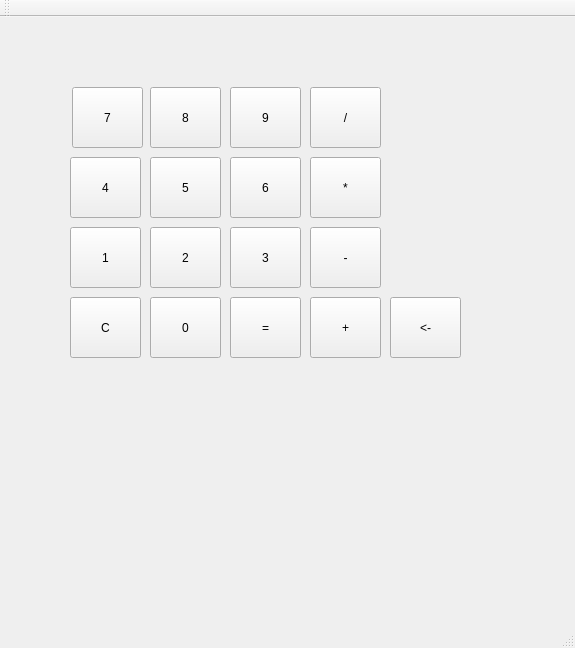
juliamatuszczak/njujhh, file kalkulator.ui: the form before one commit.
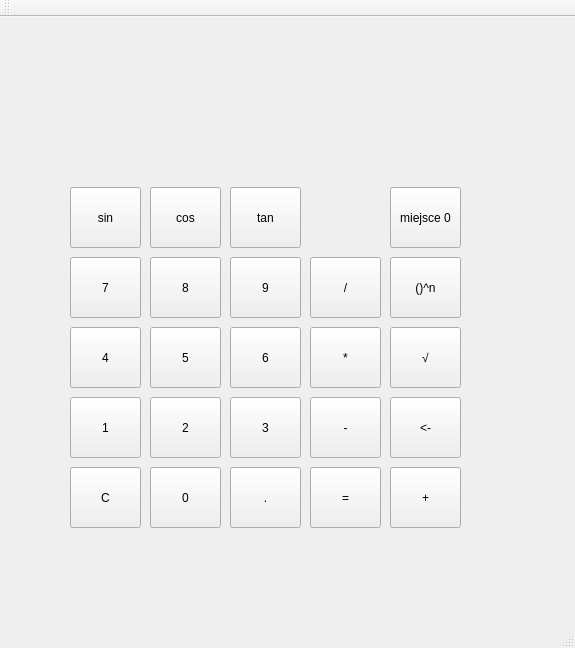
The form after the commit.

What changed in the file:
```diff
--- a/kalkulator.ui
+++ b/kalkulator.ui
@@ -26,8 +26,8 @@
     <widget class="QPushButton" name="cyfra7">
      <property name="geometry">
       <rect>
-       <x>42</x>
-       <y>60</y>
+       <x>40</x>
+       <y>230</y>
        <width>71</width>
        <height>61</height>
       </rect>
@@ -40,7 +40,7 @@
      <property name="geometry">
       <rect>
        <x>120</x>
-       <y>60</y>
+       <y>230</y>
        <width>71</width>
        <height>61</height>
       </rect>
@@ -53,7 +53,7 @@
      <property name="geometry">
       <rect>
        <x>200</x>
-       <y>60</y>
+       <y>230</y>
        <width>71</width>
        <height>61</height>
       </rect>
@@ -66,7 +66,7 @@
      <property name="geometry">
       <rect>
        <x>40</x>
-       <y>130</y>
+       <y>300</y>
        <width>71</width>
        <height>61</height>
       </rect>
@@ -79,7 +79,7 @@
      <property name="geometry">
       <rect>
        <x>120</x>
-       <y>130</y>
+       <y>300</y>
        <width>71</width>
        <height>61</height>
       </rect>
@@ -92,7 +92,7 @@
      <property name="geometry">
       <rect>
        <x>200</x>
-       <y>130</y>
+       <y>300</y>
        <width>71</width>
        <height>61</height>
       </rect>
@@ -105,7 +105,7 @@
      <property name="geometry">
       <rect>
        <x>40</x>
-       <y>200</y>
+       <y>370</y>
        <width>71</width>
        <height>61</height>
       </rect>
@@ -118,7 +118,7 @@
      <property name="geometry">
       <rect>
        <x>120</x>
-       <y>200</y>
+       <y>370</y>
        <width>71</width>
        <height>61</height>
       </rect>
@@ -131,7 +131,7 @@
      <property name="geometry">
       <rect>
        <x>200</x>
-       <y>200</y>
+       <y>370</y>
        <width>71</width>
        <height>61</height>
       </rect>
@@ -143,8 +143,8 @@
     <widget class="QPushButton" name="dodaj">
      <property name="geometry">
       <rect>
-       <x>280</x>
-       <y>270</y>
+       <x>360</x>
+       <y>440</y>
        <width>71</width>
        <height>61</height>
       </rect>
@@ -156,8 +156,8 @@
     <widget class="QPushButton" name="wynik">
      <property name="geometry">
       <rect>
-       <x>200</x>
-       <y>270</y>
+       <x>280</x>
+       <y>440</y>
        <width>71</width>
        <height>61</height>
       </rect>
@@ -170,7 +170,7 @@
      <property name="geometry">
       <rect>
        <x>120</x>
-       <y>270</y>
+       <y>440</y>
        <width>71</width>
        <height>61</height>
       </rect>
@@ -183,7 +183,7 @@
      <property name="geometry">
       <rect>
        <x>280</x>
-       <y>200</y>
+       <y>370</y>
        <width>71</width>
        <height>61</height>
       </rect>
@@ -196,7 +196,7 @@
      <property name="geometry">
       <rect>
        <x>280</x>
-       <y>130</y>
+       <y>300</y>
        <width>71</width>
        <height>61</height>
       </rect>
@@ -209,7 +209,7 @@
      <property name="geometry">
       <rect>
        <x>280</x>
-       <y>60</y>
+       <y>230</y>
        <width>71</width>
        <height>61</height>
       </rect>
@@ -222,7 +222,7 @@
      <property name="geometry">
       <rect>
        <x>40</x>
-       <y>270</y>
+       <y>440</y>
        <width>71</width>
        <height>61</height>
       </rect>
@@ -235,7 +235,7 @@
      <property name="geometry">
       <rect>
        <x>360</x>
-       <y>270</y>
+       <y>370</y>
        <width>71</width>
        <height>61</height>
       </rect>
@@ -244,6 +244,97 @@
       <string>&lt;-</string>
      </property>
     </widget>
+    <widget class="QPushButton" name="pierwiastek">
+     <property name="geometry">
+      <rect>
+       <x>360</x>
+       <y>300</y>
+       <width>71</width>
+       <height>61</height>
+      </rect>
+     </property>
+     <property name="text">
+      <string>√</string>
+     </property>
+    </widget>
+    <widget class="QPushButton" name="potegowanie">
+     <property name="geometry">
+      <rect>
+       <x>360</x>
+       <y>230</y>
+       <width>71</width>
+       <height>61</height>
+      </rect>
+     </property>
+     <property name="text">
+      <string>()^n</string>
+     </property>
+    </widget>
+    <widget class="QPushButton" name="kropka">
+     <property name="geometry">
+      <rect>
+       <x>200</x>
+       <y>440</y>
+       <width>71</width>
+       <height>61</height>
+      </rect>
+     </property>
+     <property name="text">
+      <string>.</string>
+     </property>
+    </widget>
+    <widget class="QPushButton" name="sinus">
+     <property name="geometry">
+      <rect>
+       <x>40</x>
+       <y>160</y>
+       <width>71</width>
+       <height>61</height>
+      </rect>
+     </property>
+     <property name="text">
+      <string>sin</string>
+     </property>
+    </widget>
+    <widget class="QPushButton" name="cosinus">
+     <property name="geometry">
+      <rect>
+       <x>120</x>
+       <y>160</y>
+       <width>71</width>
+       <height>61</height>
+      </rect>
+     </property>
+     <property name="text">
+      <string>cos</string>
+     </property>
+    </widget>
+    <widget class="QPushButton" name="tangens">
+     <property name="geometry">
+      <rect>
+       <x>200</x>
+       <y>160</y>
+       <width>71</width>
+       <height>61</height>
+      </rect>
+     </property>
+     <property name="text">
+      <string>tan</string>
+     </property>
+    </widget>
+    <widget class="QPushButton" name="miejscezerowe">
+     <property name="geometry">
+      <rect>
+       <x>360</x>
+       <y>160</y>
+       <width>71</width>
+       <height>61</height>
+      </rect>
+     </property>
+     <property name="text">
+      <string>miejsce 0</string>
+     </property>
+    </widget>
    </widget>
   </widget>
   <widget class="QMenuBar" name="menuBar">
```
